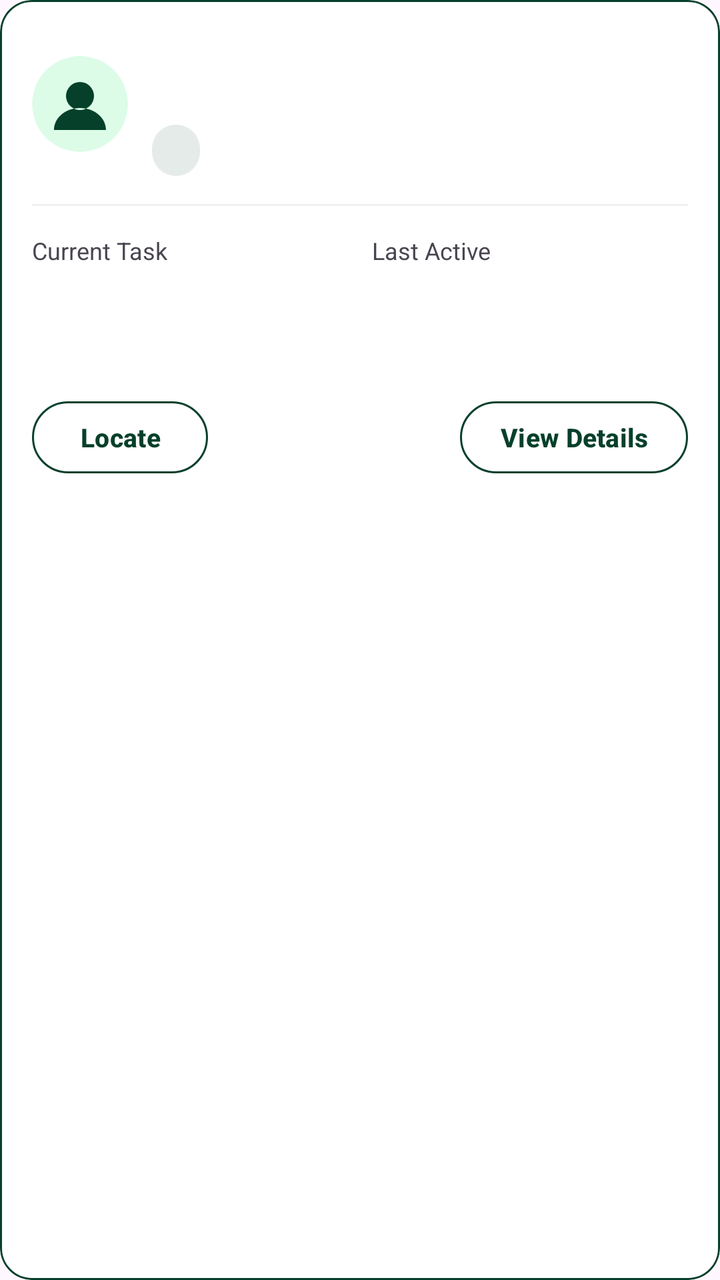
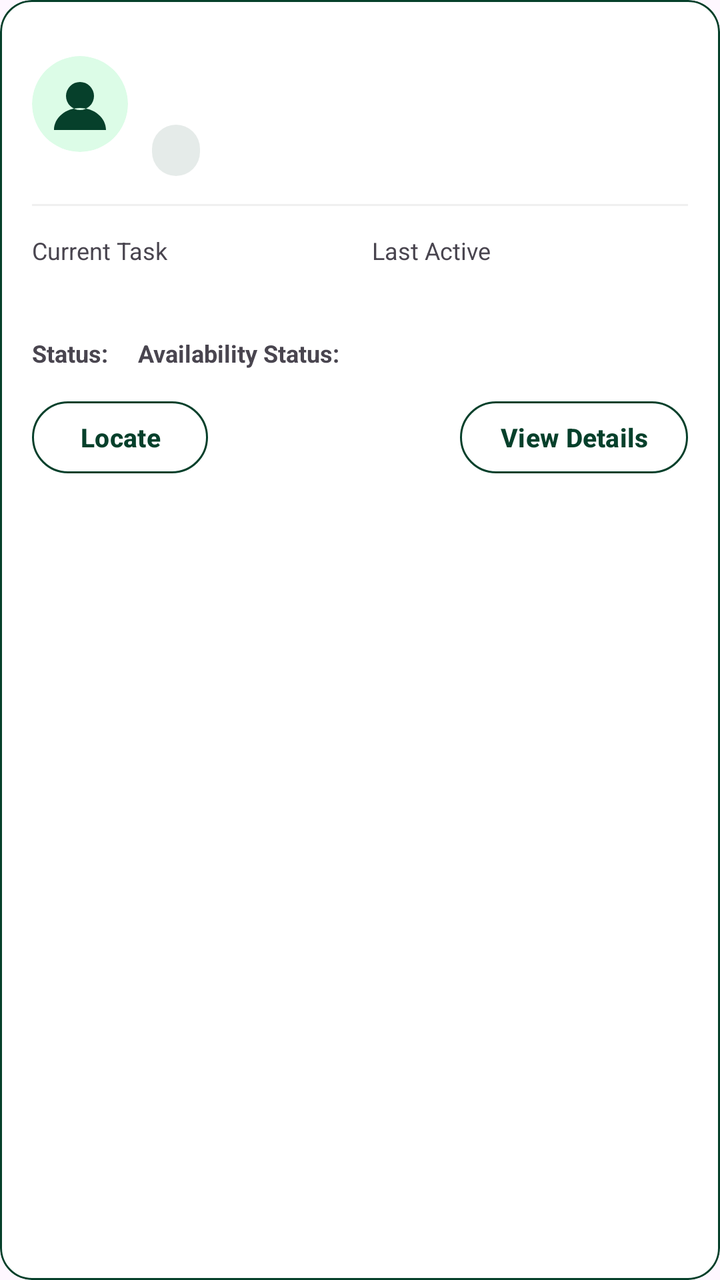

The first picture is an Android layout as it rendered before a commit; the second is the same layout after the commit. The layout source and the unified diff follow.
<!-- AndroidManifest.xml: application theme Theme.MyEcoWatch1 -->
<!-- res/layout/item_personnel.xml -->
<?xml version="1.0" encoding="utf-8"?>
<com.google.android.material.card.MaterialCardView xmlns:android="http://schemas.android.com/apk/res/android"
    xmlns:app="http://schemas.android.com/apk/res-auto"
    android:layout_width="match_parent"
    android:layout_height="wrap_content"
    android:layout_marginHorizontal="10dp"
    android:layout_marginVertical="6dp"
    android:foreground="?attr/selectableItemBackground"
    app:cardBackgroundColor="?attr/colorSurface"
    app:cardCornerRadius="16dp"
    app:strokeColor="#06402B"
    app:strokeWidth="1dp">

    <LinearLayout
        android:layout_width="match_parent"
        android:layout_height="wrap_content"
        android:orientation="vertical"
        android:padding="16dp">

        
        <LinearLayout
            android:layout_width="match_parent"
            android:layout_height="wrap_content"
            android:gravity="center_vertical"
            android:orientation="horizontal">

            <com.google.android.material.imageview.ShapeableImageView
                android:id="@+id/personnelAvatar"
                android:layout_width="48dp"
                android:layout_height="48dp"
                android:contentDescription="@string/personnel_name_label"
                android:scaleType="centerInside"
                android:src="@drawable/ic_person_default"
                app:shapeAppearanceOverlay="@style/CircleImage" />

            <LinearLayout
                android:layout_width="0dp"
                android:layout_height="wrap_content"
                android:layout_marginStart="12dp"
                android:layout_weight="1"
                android:orientation="vertical">

                <TextView
                    android:id="@+id/personnelName"
                    android:layout_width="match_parent"
                    android:layout_height="wrap_content"
                    android:ellipsize="end"
                    android:maxLines="1"
                    android:textColor="?attr/colorOnSurface"
                    android:textSize="17sp"
                    android:textStyle="bold" />

                <TextView
                    android:id="@+id/personnelSubtitle"
                    android:layout_width="match_parent"
                    android:layout_height="wrap_content"
                    android:layout_marginTop="2dp"
                    android:ellipsize="end"
                    android:maxLines="1"
                    android:textColor="?attr/colorOnSurfaceVariant"
                    android:textSize="13sp" />

                <TextView
                    android:id="@+id/personnelOccupation"
                    android:layout_width="wrap_content"
                    android:layout_height="wrap_content"
                    android:layout_marginTop="4dp"
                    android:background="@drawable/reporter_report_status_badge"
                    android:paddingStart="12dp"
                    android:paddingTop="4dp"
                    android:paddingEnd="12dp"
                    android:paddingBottom="4dp"
                    android:textColor="@color/green"
                    android:textSize="13sp" />

                <TextView
                    android:id="@+id/personnelDesciptionRole"
                    android:layout_width="match_parent"
                    android:layout_height="wrap_content"
                    android:layout_marginTop="3dp"
                    android:ellipsize="end"
                    android:maxLines="1"
                    android:textColor="?attr/colorOnSurfaceVariant"
                    android:textSize="13sp"
                    android:textStyle="bold"
                    android:visibility="gone" />
            </LinearLayout>
        </LinearLayout>

        
        <View
            android:layout_width="match_parent"
            android:layout_height="1dp"
            android:layout_marginTop="14dp"
            android:layout_marginBottom="14dp"
            android:background="?attr/colorOutlineVariant" />

        
        <LinearLayout
            android:layout_width="match_parent"
            android:layout_height="wrap_content"
            android:baselineAligned="false"
            android:orientation="horizontal">

            <LinearLayout
                android:layout_width="0dp"
                android:layout_height="wrap_content"
                android:layout_weight="1"
                android:orientation="vertical">

                <TextView
                    android:layout_width="wrap_content"
                    android:layout_height="wrap_content"
                    android:text="@string/personnel_current_task_label"
                    android:textColor="?attr/colorOnSurfaceVariant"
                    android:textSize="12sp" />

                <TextView
                    android:id="@+id/personnelCurrentTask"
                    android:layout_width="match_parent"
                    android:layout_height="wrap_content"
                    android:layout_marginTop="4dp"
                    android:ellipsize="end"
                    android:maxLines="2"
                    android:textColor="?attr/colorOnSurface"
                    android:textSize="14sp"
                    android:textStyle="bold" />
            </LinearLayout>

            <LinearLayout
                android:layout_width="0dp"
                android:layout_height="wrap_content"
                android:layout_marginStart="12dp"
                android:layout_weight="1"
                android:orientation="vertical">

                <TextView
                    android:layout_width="wrap_content"
                    android:layout_height="wrap_content"
                    android:text="@string/personnel_last_active_header"
                    android:textColor="?attr/colorOnSurfaceVariant"
                    android:textSize="12sp" />

                <TextView
                    android:id="@+id/personnelLastActive"
                    android:layout_width="match_parent"
                    android:layout_height="wrap_content"
                    android:layout_marginTop="4dp"
                    android:ellipsize="end"
                    android:maxLines="1"
                    android:textColor="?attr/colorOnSurface"
                    android:textSize="14sp"
                    android:textStyle="bold" />
            </LinearLayout>
        </LinearLayout>

        <LinearLayout
            android:layout_width="match_parent"
            android:layout_height="wrap_content"
            android:layout_marginTop="12dp"
            android:orientation="horizontal">

            <TextView
                android:id="@+id/personnelCleaningStatus"
                android:layout_width="wrap_content"
                android:layout_height="wrap_content"
                android:textColor="?attr/colorOnSurfaceVariant"
                android:textSize="12sp"
                android:textStyle="bold" />

            <TextView
                android:id="@+id/personnelAvailability"
                android:layout_width="wrap_content"
                android:layout_height="wrap_content"
                android:layout_marginStart="12dp"
                android:textColor="?attr/colorOnSurfaceVariant"
                android:textSize="12sp"
                android:textStyle="bold" />
        </LinearLayout>

        
        <com.google.android.material.card.MaterialCardView
            android:id="@+id/personnelVehicleCard"
            android:layout_width="match_parent"
            android:layout_height="wrap_content"
            android:layout_marginTop="14dp"
            android:visibility="gone"
            app:cardBackgroundColor="?attr/colorSurface"
            app:cardCornerRadius="14dp"
            app:strokeColor="#06402B"
            app:strokeWidth="1dp">

            <LinearLayout
                android:layout_width="match_parent"
                android:layout_height="wrap_content"
                android:gravity="center_vertical"
                android:orientation="horizontal"
                android:padding="12dp">

                <com.google.android.material.imageview.ShapeableImageView
                    android:layout_width="40dp"
                    android:layout_height="40dp"
                    android:contentDescription="@string/personnel_vehicle_icon_description"
                    android:scaleType="centerCrop"
                    android:src="@drawable/garbage_truck"
                    app:shapeAppearanceOverlay="@style/CircleImage" />

                <LinearLayout
                    android:layout_width="0dp"
                    android:layout_height="wrap_content"
                    android:layout_marginStart="12dp"
                    android:layout_weight="1"
                    android:orientation="vertical">

                    <TextView
                        android:layout_width="match_parent"
                        android:layout_height="wrap_content"
                        android:text="@string/personnel_assigned_vehicle"
                        android:textColor="?attr/colorOnSurfaceVariant"
                        android:textSize="11sp" />

                    <TextView
                        android:id="@+id/personnelVehiclePlate"
                        android:layout_width="match_parent"
                        android:layout_height="wrap_content"
                        android:layout_marginTop="2dp"
                        android:ellipsize="end"
                        android:maxLines="1"
                        android:textColor="?attr/colorOnSurface"
                        android:textSize="14sp"
                        android:textStyle="bold" />

                    <TextView
                        android:id="@+id/personnelVehicleId"
                        android:layout_width="match_parent"
                        android:layout_height="wrap_content"
                        android:ellipsize="end"
                        android:maxLines="1"
                        android:textColor="?attr/colorOnSurfaceVariant"
                        android:textSize="12sp" />
                </LinearLayout>
            </LinearLayout>
        </com.google.android.material.card.MaterialCardView>

        
        <LinearLayout
            android:layout_width="match_parent"
            android:layout_height="wrap_content"
            android:layout_marginTop="16dp"
            android:gravity="center_vertical"
            android:orientation="horizontal">

            <com.google.android.material.button.MaterialButton
                android:id="@+id/btnLocatePersonnel"
                style="@style/Widget.Material3.Button.OutlinedButton"
                android:layout_width="wrap_content"
                android:layout_height="wrap_content"
                android:insetTop="0dp"
                android:insetBottom="0dp"
                android:minHeight="36dp"
                android:paddingStart="20dp"
                android:paddingEnd="20dp"
                android:text="@string/locate"
                android:textAllCaps="false"
                android:textColor="?attr/colorPrimary"
                android:textSize="13sp"
                android:textStyle="bold"
                app:backgroundTint="?attr/colorSurface"
                app:cornerRadius="20dp"
                app:strokeColor="?attr/colorPrimary"
                app:strokeWidth="1dp" />

            <View
                android:layout_width="0dp"
                android:layout_height="1dp"
                android:layout_weight="1" />

            <com.google.android.material.button.MaterialButton
                android:id="@+id/btnPersonnelDetails"
                style="@style/Widget.Material3.Button.OutlinedButton"
                android:layout_width="wrap_content"
                android:layout_height="wrap_content"
                android:insetTop="0dp"
                android:insetBottom="0dp"
                android:minHeight="36dp"
                android:paddingStart="20dp"
                android:paddingEnd="20dp"
                android:text="@string/view_details"
                android:textAllCaps="false"
                android:textColor="?attr/colorPrimary"
                android:textSize="13sp"
                android:textStyle="bold"
                app:backgroundTint="?attr/colorSurface"
                app:cornerRadius="20dp"
                app:strokeColor="?attr/colorPrimary"
                app:strokeWidth="1dp" />
        </LinearLayout>
    </LinearLayout>
</com.google.android.material.card.MaterialCardView>
<!-- resources referenced by this layout -->
<resources>
  <color name="green">#06402B</color>
  <!-- drawable garbage_truck: png bitmap (drawable, 15640 bytes) -->
  <!-- drawable ic_person_default (drawable) -->
  <vector xmlns:android="http://schemas.android.com/apk/res/android"
      android:width="48dp"
      android:height="48dp"
      android:viewportWidth="48"
      android:viewportHeight="48">
      <path
          android:fillColor="#DCFCE7"
          android:pathData="M24,24m-24,0a24,24 0,1 0,48 0a24,24 0,1 0,-48 0" />
      <path
          android:fillColor="#06402B"
          android:pathData="M24,13a7,7 0,1 0,0 14a7,7 0,1 0,0 -14M11,37c0,-6.1 5.8,-11 13,-11s13,4.9 13,11z" />
  </vector>
  <!-- drawable reporter_report_status_badge (drawable) -->
  <?xml version="1.0" encoding="utf-8"?>
  <shape xmlns:android="http://schemas.android.com/apk/res/android">
      <solid android:color="@color/reporter_report_badge_background" />
      <corners android:radius="100dp" />
      <padding
          android:left="8dp"
          android:top="3dp"
          android:right="8dp"
          android:bottom="3dp" />
  </shape>
  <string name="locate">Locate</string>
  <string name="personnel_assigned_vehicle">Assigned Vehicle</string>
  <string name="personnel_current_task_label">Current Task</string>
  <string name="personnel_last_active_header">Last Active</string>
  <string name="personnel_name_label">Name</string>
  <string name="personnel_vehicle_icon_description">Assigned vehicle</string>
  <string name="view_details">View Details</string>
  <style name="CircleImage" parent="">
          <item name="cornerFamily">rounded</item>
          <item name="cornerSize">50%</item>
      </style>
  <style name="Theme.MyEcoWatch1" parent="Base.Theme.MyEcoWatch1" />
  <color name="reporter_report_badge_background">#1A06402B</color>
  <style name="Base.Theme.MyEcoWatch1" parent="Theme.Material3.DayNight.NoActionBar">
          
          <item name="colorPrimary">@color/green</item>
          <item name="colorOnPrimary">@color/white</item>
          <item name="colorSurface">@color/white</item>
          <item name="colorOnSurface">@color/green</item>
          <item name="colorOutlineVariant">#F0F0F0</item>
      </style>
  <color name="white">#FFFFFFFF</color>
</resources>

<!-- the commit's change to res/layout/item_personnel.xml (unified diff, before → after) -->
@@ -161,21 +161,43 @@
             android:orientation="horizontal">
 
             <TextView
-                android:id="@+id/personnelCleaningStatus"
                 android:layout_width="wrap_content"
                 android:layout_height="wrap_content"
                 android:textColor="?attr/colorOnSurfaceVariant"
                 android:textSize="12sp"
-                android:textStyle="bold" />
+                android:textStyle="bold"
+                android:text="@string/personnel_status"
+                android:layout_marginStart="0dp"
+                android:layout_marginEnd="3dp"/>
+
+            <TextView
+                android:id="@+id/personnelCleaningStatus"
+                android:layout_width="wrap_content"
+                android:layout_height="wrap_content"
+                android:textColor="?attr/colorOnSurfaceVariant"
+                android:textSize="12sp"
+                android:textStyle="bold"
+                android:layout_marginStart="0dp"
+                android:layout_marginEnd="12dp"/>
+
+            <TextView
+                android:layout_width="wrap_content"
+                android:layout_height="wrap_content"
+                android:textColor="?attr/colorOnSurfaceVariant"
+                android:textSize="12sp"
+                android:textStyle="bold"
+                android:text="@string/personnel_availability"
+                android:layout_marginStart="0dp"
+                android:layout_marginEnd="3dp"/>
 
             <TextView
                 android:id="@+id/personnelAvailability"
                 android:layout_width="wrap_content"
                 android:layout_height="wrap_content"
-                android:layout_marginStart="12dp"
                 android:textColor="?attr/colorOnSurfaceVariant"
                 android:textSize="12sp"
-                android:textStyle="bold" />
+                android:textStyle="bold"
+                android:layout_marginStart="0dp" />
         </LinearLayout>
 
         
<!-- resource entries referenced after the edit -->
@@ -28,9 +28,11 @@
   </shape>
   <string name="locate">Locate</string>
   <string name="personnel_assigned_vehicle">Assigned Vehicle</string>
+  <string name="personnel_availability">Availability Status:</string>
   <string name="personnel_current_task_label">Current Task</string>
   <string name="personnel_last_active_header">Last Active</string>
   <string name="personnel_name_label">Name</string>
+  <string name="personnel_status">Status:</string>
   <string name="personnel_vehicle_icon_description">Assigned vehicle</string>
   <string name="view_details">View Details</string>
   <style name="CircleImage" parent="">
